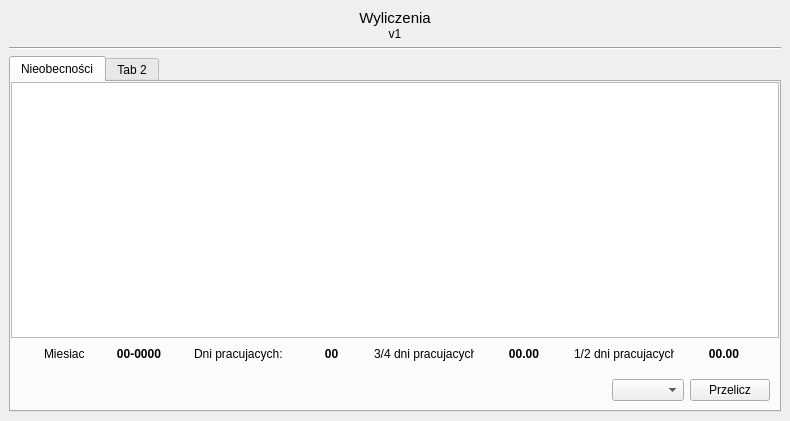
Old version of the form Forms/wyliczeniaForm.ui in the repository kolomir/place_v2.
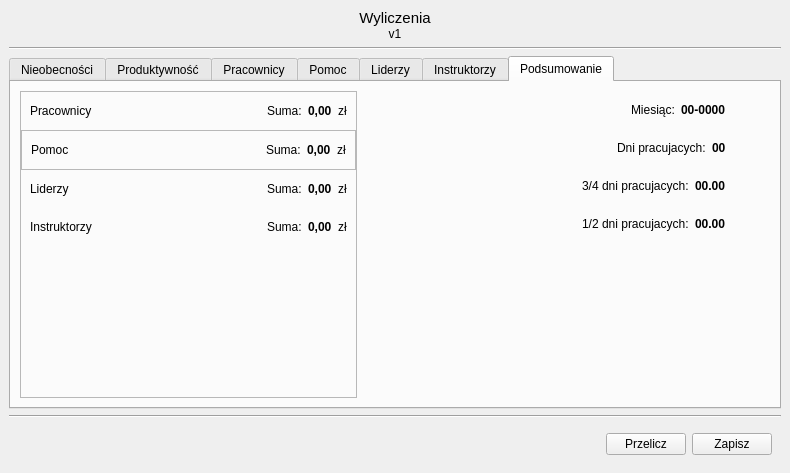
New version of the form. The open tabs and pages were chosen to show the change.

Diff of the .ui file:
```diff
--- a/Forms/wyliczeniaForm.ui
+++ b/Forms/wyliczeniaForm.ui
@@ -7,13 +7,16 @@
     <x>0</x>
     <y>0</y>
     <width>790</width>
-    <height>421</height>
+    <height>473</height>
    </rect>
   </property>
   <property name="windowTitle">
    <string>Form</string>
   </property>
-  <layout class="QGridLayout" name="gridLayout">
+  <layout class="QVBoxLayout" name="verticalLayout_6">
+   <property name="spacing">
+    <number>0</number>
+   </property>
    <property name="leftMargin">
     <number>0</number>
    </property>
@@ -26,10 +29,7 @@
    <property name="bottomMargin">
     <number>0</number>
    </property>
-   <property name="spacing">
-    <number>0</number>
-   </property>
-   <item row="0" column="0">
+   <item>
     <widget class="QWidget" name="widget" native="true">
      <layout class="QVBoxLayout" name="verticalLayout_3">
       <item>
@@ -87,6 +87,12 @@
       </item>
       <item>
        <widget class="QTabWidget" name="tabWidget">
+        <property name="font">
+         <font>
+          <weight>50</weight>
+          <bold>false</bold>
+         </font>
+        </property>
         <property name="currentIndex">
          <number>0</number>
         </property>
@@ -313,9 +319,1025 @@
         </widget>
         <widget class="QWidget" name="tab_2">
          <attribute name="title">
-          <string>Tab 2</string>
+          <string>Produktywność</string>
          </attribute>
         </widget>
+        <widget class="QWidget" name="tab_pracownicy">
+         <attribute name="title">
+          <string>Pracownicy</string>
+         </attribute>
+         <layout class="QVBoxLayout" name="verticalLayout_9">
+          <property name="spacing">
+           <number>0</number>
+          </property>
+          <property name="leftMargin">
+           <number>0</number>
+          </property>
+          <property name="topMargin">
+           <number>0</number>
+          </property>
+          <property name="rightMargin">
+           <number>0</number>
+          </property>
+          <property name="bottomMargin">
+           <number>0</number>
+          </property>
+          <item>
+           <widget class="QWidget" name="widget_8" native="true">
+            <layout class="QVBoxLayout" name="verticalLayout_8">
+             <property name="spacing">
+              <number>0</number>
+             </property>
+             <property name="leftMargin">
+              <number>0</number>
+             </property>
+             <property name="topMargin">
+              <number>0</number>
+             </property>
+             <property name="rightMargin">
+              <number>0</number>
+             </property>
+             <property name="bottomMargin">
+              <number>0</number>
+             </property>
+             <item>
+              <widget class="QTableWidget" name="tab_dane_pracownicy"/>
+             </item>
+             <item>
+              <widget class="QWidget" name="widget_10" native="true">
+               <layout class="QHBoxLayout" name="horizontalLayout_5">
+                <item>
+                 <spacer name="horizontalSpacer_4">
+                  <property name="orientation">
+                   <enum>Qt::Horizontal</enum>
+                  </property>
+                  <property name="sizeHint" stdset="0">
+                   <size>
+                    <width>665</width>
+                    <height>20</height>
+                   </size>
+                  </property>
+                 </spacer>
+                </item>
+                <item>
+                 <widget class="QLabel" name="label_3">
+                  <property name="text">
+                   <string>Suma:</string>
+                  </property>
+                 </widget>
+                </item>
+                <item>
+                 <widget class="QLabel" name="lab_sumaPracownicy">
+                  <property name="font">
+                   <font>
+                    <weight>75</weight>
+                    <bold>true</bold>
+                   </font>
+                  </property>
+                  <property name="text">
+                   <string>0,00</string>
+                  </property>
+                 </widget>
+                </item>
+                <item>
+                 <widget class="QLabel" name="label_8">
+                  <property name="text">
+                   <string>zł</string>
+                  </property>
+                 </widget>
+                </item>
+               </layout>
+              </widget>
+             </item>
+             <item>
+              <widget class="QWidget" name="widget_9" native="true">
+               <layout class="QHBoxLayout" name="horizontalLayout_4">
+                <item>
+                 <spacer name="horizontalSpacer_3">
+                  <property name="orientation">
+                   <enum>Qt::Horizontal</enum>
+                  </property>
+                  <property name="sizeHint" stdset="0">
+                   <size>
+                    <width>583</width>
+                    <height>20</height>
+                   </size>
+                  </property>
+                 </spacer>
+                </item>
+                <item>
+                 <widget class="QPushButton" name="btn_przeliczPracownicy">
+                  <property name="text">
+                   <string>Przelicz</string>
+                  </property>
+                 </widget>
+                </item>
+                <item>
+                 <widget class="QPushButton" name="btn_zapiszPracownicy">
+                  <property name="text">
+                   <string>Zapisz</string>
+                  </property>
+                 </widget>
+                </item>
+               </layout>
+              </widget>
+             </item>
+            </layout>
+           </widget>
+          </item>
+         </layout>
+        </widget>
+        <widget class="QWidget" name="tab_pomoc">
+         <attribute name="title">
+          <string>Pomoc</string>
+         </attribute>
+         <layout class="QVBoxLayout" name="verticalLayout_11">
+          <property name="spacing">
+           <number>0</number>
+          </property>
+          <property name="leftMargin">
+           <number>0</number>
+          </property>
+          <property name="topMargin">
+           <number>0</number>
+          </property>
+          <property name="rightMargin">
+           <number>0</number>
+          </property>
+          <property name="bottomMargin">
+           <number>0</number>
+          </property>
+          <item>
+           <widget class="QWidget" name="widget_11" native="true">
+            <layout class="QVBoxLayout" name="verticalLayout_10">
+             <property name="spacing">
+              <number>0</number>
+             </property>
+             <property name="leftMargin">
+              <number>0</number>
+             </property>
+             <property name="topMargin">
+              <number>0</number>
+             </property>
+             <property name="rightMargin">
+              <number>0</number>
+             </property>
+             <property name="bottomMargin">
+              <number>0</number>
+             </property>
+             <item>
+              <widget class="QTableWidget" name="tab_dane_pomoc"/>
+             </item>
+             <item>
+              <widget class="QWidget" name="widget_13" native="true">
+               <layout class="QHBoxLayout" name="horizontalLayout_7">
+                <item>
+                 <spacer name="horizontalSpacer_5">
+                  <property name="orientation">
+                   <enum>Qt::Horizontal</enum>
+                  </property>
+                  <property name="sizeHint" stdset="0">
+                   <size>
+                    <width>665</width>
+                    <height>20</height>
+                   </size>
+                  </property>
+                 </spacer>
+                </item>
+                <item>
+                 <widget class="QLabel" name="label_10">
+                  <property name="text">
+                   <string>Suma:</string>
+                  </property>
+                 </widget>
+                </item>
+                <item>
+                 <widget class="QLabel" name="lab_sumaPomoc">
+                  <property name="font">
+                   <font>
+                    <weight>75</weight>
+                    <bold>true</bold>
+                   </font>
+                  </property>
+                  <property name="text">
+                   <string>0,00</string>
+                  </property>
+                 </widget>
+                </item>
+                <item>
+                 <widget class="QLabel" name="label_12">
+                  <property name="text">
+                   <string>zł</string>
+                  </property>
+                 </widget>
+                </item>
+               </layout>
+              </widget>
+             </item>
+             <item>
+              <widget class="QWidget" name="widget_12" native="true">
+               <layout class="QHBoxLayout" name="horizontalLayout_6">
+                <item>
+                 <spacer name="horizontalSpacer_6">
+                  <property name="orientation">
+                   <enum>Qt::Horizontal</enum>
+                  </property>
+                  <property name="sizeHint" stdset="0">
+                   <size>
+                    <width>583</width>
+                    <height>20</height>
+                   </size>
+                  </property>
+                 </spacer>
+                </item>
+                <item>
+                 <widget class="QPushButton" name="btn_przeliczPomoc">
+                  <property name="text">
+                   <string>Przelicz</string>
+                  </property>
+                 </widget>
+                </item>
+                <item>
+                 <widget class="QPushButton" name="btn_zapiszPomoc">
+                  <property name="text">
+                   <string>Zapisz</string>
+                  </property>
+                 </widget>
+                </item>
+               </layout>
+              </widget>
+             </item>
+            </layout>
+           </widget>
+          </item>
+         </layout>
+        </widget>
+        <widget class="QWidget" name="tab_liderzy">
+         <attribute name="title">
+          <string>Liderzy</string>
+         </attribute>
+         <layout class="QVBoxLayout" name="verticalLayout_13">
+          <property name="spacing">
+           <number>0</number>
+          </property>
+          <property name="leftMargin">
+           <number>0</number>
+          </property>
+          <property name="topMargin">
+           <number>0</number>
+          </property>
+          <property name="rightMargin">
+           <number>0</number>
+          </property>
+          <property name="bottomMargin">
+           <number>0</number>
+          </property>
+          <item>
+           <widget class="QWidget" name="widget_14" native="true">
+            <layout class="QVBoxLayout" name="verticalLayout_12">
+             <property name="spacing">
+              <number>0</number>
+             </property>
+             <property name="leftMargin">
+              <number>0</number>
+             </property>
+             <property name="topMargin">
+              <number>0</number>
+             </property>
+             <property name="rightMargin">
+              <number>0</number>
+             </property>
+             <property name="bottomMargin">
+              <number>0</number>
+             </property>
+             <item>
+              <widget class="QTableWidget" name="tab_dane_liderzy"/>
+             </item>
+             <item>
+              <widget class="QWidget" name="widget_16" native="true">
+               <layout class="QHBoxLayout" name="horizontalLayout_8">
+                <item>
+                 <spacer name="horizontalSpacer_7">
+                  <property name="orientation">
+                   <enum>Qt::Horizontal</enum>
+                  </property>
+                  <property name="sizeHint" stdset="0">
+                   <size>
+                    <width>665</width>
+                    <height>20</height>
+                   </size>
+                  </property>
+                 </spacer>
+                </item>
+                <item>
+                 <widget class="QLabel" name="label_13">
+                  <property name="text">
+                   <string>Suma:</string>
+                  </property>
+                 </widget>
+                </item>
+                <item>
+                 <widget class="QLabel" name="lab_sumaLiderzy">
+                  <property name="font">
+                   <font>
+                    <weight>75</weight>
+                    <bold>true</bold>
+                   </font>
+                  </property>
+                  <property name="text">
+                   <string>0,00</string>
+                  </property>
+                 </widget>
+                </item>
+                <item>
+                 <widget class="QLabel" name="label_15">
+                  <property name="text">
+                   <string>zł</string>
+                  </property>
+                 </widget>
+                </item>
+               </layout>
+              </widget>
+             </item>
+             <item>
+              <widget class="QWidget" name="widget_15" native="true">
+               <layout class="QHBoxLayout" name="horizontalLayout_9">
+                <item>
+                 <spacer name="horizontalSpacer_8">
+                  <property name="orientation">
+                   <enum>Qt::Horizontal</enum>
+                  </property>
+                  <property name="sizeHint" stdset="0">
+                   <size>
+                    <width>583</width>
+                    <height>20</height>
+                   </size>
+                  </property>
+                 </spacer>
+                </item>
+                <item>
+                 <widget class="QPushButton" name="btn_przeliczLiderzy">
+                  <property name="text">
+                   <string>Przelicz</string>
+                  </property>
+                 </widget>
+                </item>
+                <item>
+                 <widget class="QPushButton" name="btn_zapiszLiderzy">
+                  <property name="text">
+                   <string>Zapisz</string>
+                  </property>
+                 </widget>
+                </item>
+               </layout>
+              </widget>
+             </item>
+            </layout>
+           </widget>
+          </item>
+         </layout>
+        </widget>
+        <widget class="QWidget" name="tab_instruktorzy">
+         <attribute name="title">
+          <string>Instruktorzy</string>
+         </attribute>
+         <layout class="QVBoxLayout" name="verticalLayout_15">
+          <property name="spacing">
+           <number>0</number>
+          </property>
+          <property name="leftMargin">
+           <number>0</number>
+          </property>
+          <property name="topMargin">
+           <number>0</number>
+          </property>
+          <property name="rightMargin">
+           <number>0</number>
+          </property>
+          <property name="bottomMargin">
+           <number>0</number>
+          </property>
+          <item>
+           <widget class="QWidget" name="widget_17" native="true">
+            <layout class="QVBoxLayout" name="verticalLayout_14">
+             <property name="spacing">
+              <number>0</number>
+             </property>
+             <property name="leftMargin">
+              <number>0</number>
+             </property>
+             <property name="topMargin">
+              <number>0</number>
+             </property>
+             <property name="rightMargin">
+              <number>0</number>
+             </property>
+             <property name="bottomMargin">
+              <number>0</number>
+             </property>
+             <item>
+              <widget class="QTableWidget" name="tab_dane_instruktorzy"/>
+             </item>
+             <item>
+              <widget class="QWidget" name="widget_19" native="true">
+               <layout class="QHBoxLayout" name="horizontalLayout_11">
+                <item>
+                 <spacer name="horizontalSpacer_9">
+                  <property name="orientation">
+                   <enum>Qt::Horizontal</enum>
+                  </property>
+                  <property name="sizeHint" stdset="0">
+                   <size>
+                    <width>665</width>
+                    <height>20</height>
+                   </size>
+                  </property>
+                 </spacer>
+                </item>
+                <item>
+                 <widget class="QLabel" name="label_16">
+                  <property name="text">
+                   <string>Suma:</string>
+                  </property>
+                 </widget>
+                </item>
+                <item>
+                 <widget class="QLabel" name="lab_sumaInstruktorzy">
+                  <property name="font">
+                   <font>
+                    <weight>75</weight>
+                    <bold>true</bold>
+                   </font>
+                  </property>
+                  <property name="text">
+                   <string>0,00</string>
+                  </property>
+                 </widget>
+                </item>
+                <item>
+                 <widget class="QLabel" name="label_18">
+                  <property name="text">
+                   <string>zł</string>
+                  </property>
+                 </widget>
+                </item>
+               </layout>
+              </widget>
+             </item>
+             <item>
+              <widget class="QWidget" name="widget_18" native="true">
+               <layout class="QHBoxLayout" name="horizontalLayout_10">
+                <item>
+                 <spacer name="horizontalSpacer_10">
+                  <property name="orientation">
+                   <enum>Qt::Horizontal</enum>
+                  </property>
+                  <property name="sizeHint" stdset="0">
+                   <size>
+                    <width>583</width>
+                    <height>20</height>
+                   </size>
+                  </property>
+                 </spacer>
+                </item>
+                <item>
+                 <widget class="QPushButton" name="btn_przeliczInstruktorzy">
+                  <property name="text">
+                   <string>Przelicz</string>
+                  </property>
+                 </widget>
+                </item>
+                <item>
+                 <widget class="QPushButton" name="btn_zapiszInstruktorzy">
+                  <property name="text">
+                   <string>Zapisz</string>
+                  </property>
+                 </widget>
+                </item>
+               </layout>
+              </widget>
+             </item>
+            </layout>
+           </widget>
+          </item>
+         </layout>
+        </widget>
+        <widget class="QWidget" name="tab_podsumowanie">
+         <attribute name="title">
+          <string>Podsumowanie</string>
+         </attribute>
+         <layout class="QVBoxLayout" name="verticalLayout_18">
+          <item>
+           <widget class="QWidget" name="widget_20" native="true">
+            <layout class="QHBoxLayout" name="horizontalLayout_20">
+             <property name="spacing">
+              <number>45</number>
+             </property>
+             <property name="leftMargin">
+              <number>0</number>
+             </property>
+             <property name="topMargin">
+              <number>0</number>
+             </property>
+             <property name="rightMargin">
+              <number>35</number>
+             </property>
+             <property name="bottomMargin">
+              <number>0</number>
+             </property>
+             <item>
+              <widget class="QFrame" name="frame">
+               <property name="frameShape">
+                <enum>QFrame::StyledPanel</enum>
+               </property>
+               <property name="frameShadow">
+                <enum>QFrame::Raised</enum>
+               </property>
+               <layout class="QVBoxLayout" name="verticalLayout_17">
+                <property name="spacing">
+                 <number>0</number>
+                </property>
+                <property name="leftMargin">
+                 <number>0</number>
+                </property>
+                <property name="topMargin">
+                 <number>0</number>
+                </property>
+                <property name="rightMargin">
+                 <number>0</number>
+                </property>
+                <property name="bottomMargin">
+                 <number>0</number>
+                </property>
+                <item>
+                 <widget class="QWidget" name="widget_21" native="true">
+                  <layout class="QHBoxLayout" name="horizontalLayout_16">
+                   <item>
+                    <widget class="QLabel" name="label_23">
+                     <property name="text">
+                      <string>Pracownicy</string>
+                     </property>
+                    </widget>
+                   </item>
+                   <item>
+                    <spacer name="horizontalSpacer_11">
+                     <property name="orientation">
+                      <enum>Qt::Horizontal</enum>
+                     </property>
+                     <property name="sizeHint" stdset="0">
+                      <size>
+                       <width>171</width>
+                       <height>20</height>
+                      </size>
+                     </property>
+                    </spacer>
+                   </item>
+                   <item>
+                    <widget class="QLabel" name="label_19">
+                     <property name="text">
+                      <string>Suma:</string>
+                     </property>
+                    </widget>
+                   </item>
+                   <item>
+                    <widget class="QLabel" name="lab_sumaPracownicy2">
+                     <property name="font">
+                      <font>
+                       <weight>75</weight>
+                       <bold>true</bold>
+                      </font>
+                     </property>
+                     <property name="text">
+                      <string>0,00</string>
+                     </property>
+                    </widget>
+                   </item>
+                   <item>
+                    <widget class="QLabel" name="label_22">
+                     <property name="text">
+                      <string>zł</string>
+                     </property>
+                    </widget>
+                   </item>
+                  </layout>
+                 </widget>
+                </item>
+                <item>
+                 <widget class="QFrame" name="frame_2">
+                  <property name="frameShape">
+                   <enum>QFrame::StyledPanel</enum>
+                  </property>
+                  <property name="frameShadow">
+                   <enum>QFrame::Raised</enum>
+                  </property>
+                  <layout class="QHBoxLayout" name="horizontalLayout_17">
+                   <item>
+                    <widget class="QLabel" name="label_21">
+                     <property name="text">
+                      <string>Pomoc</string>
+                     </property>
+                    </widget>
+                   </item>
+                   <item>
+                    <spacer name="horizontalSpacer_16">
+                     <property name="orientation">
+                      <enum>Qt::Horizontal</enum>
+                     </property>
+                     <property name="sizeHint" stdset="0">
+                      <size>
+                       <width>192</width>
+                       <height>20</height>
+                      </size>
+                     </property>
+                    </spacer>
+                   </item>
+                   <item>
+                    <widget class="QLabel" name="label_28">
+                     <property name="text">
+                      <string>Suma:</string>
+                     </property>
+                    </widget>
+                   </item>
+                   <item>
+                    <widget class="QLabel" name="lab_sumaPomoc2">
+                     <property name="font">
+                      <font>
+                       <weight>75</weight>
+                       <bold>true</bold>
+                      </font>
+                     </property>
+                     <property name="text">
+                      <string>0,00</string>
+                     </property>
+                    </widget>
+                   </item>
+                   <item>
+                    <widget class="QLabel" name="label_30">
+                     <property name="text">
+                      <string>zł</string>
+                     </property>
+                    </widget>
+                   </item>
+                  </layout>
+                 </widget>
+                </item>
+                <item>
+                 <widget class="QWidget" name="widget_22" native="true">
+                  <layout class="QHBoxLayout" name="horizontalLayout_18">
+                   <item>
+                    <widget class="QLabel" name="label_37">
+                     <property name="text">
+                      <string>Liderzy</string>
+                     </property>
+                    </widget>
+                   </item>
+                   <item>
+                    <spacer name="horizontalSpacer_18">
+                     <property name="orientation">
+                      <enum>Qt::Horizontal</enum>
+                     </property>
+                     <property name="sizeHint" stdset="0">
+                      <size>
+                       <width>191</width>
+                       <height>20</height>
+                      </size>
+                     </property>
+                    </spacer>
+                   </item>
+                   <item>
+                    <widget class="QLabel" name="label_35">
+                     <property name="text">
+                      <string>Suma:</string>
+                     </property>
+                    </widget>
+                   </item>
+                   <item>
+                    <widget class="QLabel" name="lab_sumaLiderzy2">
+                     <property name="font">
+                      <font>
+                       <weight>75</weight>
+                       <bold>true</bold>
+                      </font>
+                     </property>
+                     <property name="text">
+                      <string>0,00</string>
+                     </property>
+                    </widget>
+                   </item>
+                   <item>
+                    <widget class="QLabel" name="label_31">
+                     <property name="text">
+                      <string>zł</string>
+                     </property>
+                    </widget>
+                   </item>
+                  </layout>
+                 </widget>
+                </item>
+                <item>
+                 <widget class="QWidget" name="widget_23" native="true">
+                  <layout class="QHBoxLayout" name="horizontalLayout_19">
+                   <item>
+                    <widget class="QLabel" name="label_38">
+                     <property name="text">
+                      <string>Instruktorzy</string>
+                     </property>
+                    </widget>
+                   </item>
+                   <item>
+                    <spacer name="horizontalSpacer_17">
+                     <property name="orientation">
+                      <enum>Qt::Horizontal</enum>
+                     </property>
+                     <property name="sizeHint" stdset="0">
+                      <size>
+                       <width>166</width>
+                       <height>20</height>
+                      </size>
+                     </property>
+                    </spacer>
+                   </item>
+                   <item>
+                    <widget class="QLabel" name="label_36">
+                     <property name="text">
+                      <string>Suma:</string>
+                     </property>
+                    </widget>
+                   </item>
+                   <item>
+                    <widget class="QLabel" name="lab_sumaInstruktorzy2">
+                     <property name="font">
+                      <font>
+                       <weight>75</weight>
+                       <bold>true</bold>
+                      </font>
+                     </property>
+                     <property name="text">
+                      <string>0,00</string>
+                     </property>
+                    </widget>
+                   </item>
+                   <item>
+                    <widget class="QLabel" name="label_32">
+                     <property name="text">
+                      <string>zł</string>
+                     </property>
+                    </widget>
+                   </item>
+                  </layout>
+                 </widget>
+                </item>
+                <item>
+                 <spacer name="verticalSpacer_2">
+                  <property name="orientation">
+                   <enum>Qt::Vertical</enum>
+                  </property>
+                  <property name="sizeHint" stdset="0">
+                   <size>
+                    <width>20</width>
+                    <height>142</height>
+                   </size>
+                  </property>
+                 </spacer>
+                </item>
+               </layout>
+              </widget>
+             </item>
+             <item>
+              <widget class="QWidget" name="widget_24" native="true">
+               <layout class="QVBoxLayout" name="verticalLayout_16">
+                <property name="spacing">
+                 <number>0</number>
+                </property>
+                <property name="leftMargin">
+                 <number>0</number>
+                </property>
+                <property name="topMargin">
+                 <number>0</number>
+                </property>
+                <property name="rightMargin">
+                 <number>0</number>
+                </property>
+                <property name="bottomMargin">
+                 <number>0</number>
+                </property>
+                <item>
+                 <widget class="QWidget" name="widget_25" native="true">
+                  <layout class="QHBoxLayout" name="horizontalLayout_12">
+                   <item>
+                    <spacer name="horizontalSpacer_12">
+                     <property name="orientation">
+                      <enum>Qt::Horizontal</enum>
+                     </property>
+                     <property name="sizeHint" stdset="0">
+                      <size>
+                       <width>216</width>
+                       <height>20</height>
+                      </size>
+                     </property>
+                    </spacer>
+                   </item>
+                   <item>
+                    <widget class="QLabel" name="label_24">
+                     <property name="text">
+                      <string>Miesiąc:</string>
+                     </property>
+                    </widget>
+                   </item>
+                   <item>
+                    <widget class="QLabel" name="lab_miesiacNieobecnosci2">
+                     <property name="font">
+                      <font>
+                       <weight>75</weight>
+                       <bold>true</bold>
+                      </font>
+                     </property>
+                     <property name="text">
+                      <string>00-0000</string>
+                     </property>
+                    </widget>
+                   </item>
+                  </layout>
+                 </widget>
+                </item>
+                <item>
+                 <widget class="QWidget" name="widget_26" native="true">
+                  <layout class="QHBoxLayout" name="horizontalLayout_13">
+                   <item>
+                    <spacer name="horizontalSpacer_13">
+                     <property name="orientation">
+                      <enum>Qt::Horizontal</enum>
+                     </property>
+                     <property name="sizeHint" stdset="0">
+                      <size>
+                       <width>207</width>
+                       <height>20</height>
+                      </size>
+                     </property>
+                    </spacer>
+                   </item>
+                   <item>
+                    <widget class="QLabel" name="label_26">
+                     <property name="text">
+                      <string>Dni pracujacych:</string>
+                     </property>
+                    </widget>
+                   </item>
+                   <item>
+                    <widget class="QLabel" name="lab_pracujacychNieobecnosci2">
+                     <property name="font">
+                      <font>
+                       <weight>75</weight>
+                       <bold>true</bold>
+                      </font>
+                     </property>
+                     <property name="text">
+                      <string>00</string>
+                     </property>
+                    </widget>
+                   </item>
+                  </layout>
+                 </widget>
+                </item>
+                <item>
+                 <widget class="QWidget" name="widget_27" native="true">
+                  <layout class="QHBoxLayout" name="horizontalLayout_14">
+                   <item>
+                    <spacer name="horizontalSpacer_14">
+                     <property name="orientation">
+                      <enum>Qt::Horizontal</enum>
+                     </property>
+                     <property name="sizeHint" stdset="0">
+                      <size>
+                       <width>172</width>
+                       <height>20</height>
+                      </size>
+                     </property>
+                    </spacer>
+                   </item>
+                   <item>
+                    <widget class="QLabel" name="label_39">
+                     <property name="text">
+                      <string>3/4 dni pracujacych:</string>
+                     </property>
+                    </widget>
+                   </item>
+                   <item>
+                    <widget class="QLabel" name="lab_pracujacych075Nieobecnosci2">
+                     <property name="font">
+                      <font>
+                       <weight>75</weight>
+                       <bold>true</bold>
+                      </font>
+                     </property>
+                     <property name="text">
+                      <string>00.00</string>
+                     </property>
+                    </widget>
+                   </item>
+                  </layout>
+                 </widget>
+                </item>
+                <item>
+                 <widget class="QWidget" name="widget_28" native="true">
+                  <layout class="QHBoxLayout" name="horizontalLayout_15">
+                   <item>
+                    <spacer name="horizontalSpacer_15">
+                     <property name="orientation">
+                      <enum>Qt::Horizontal</enum>
+                     </property>
+                     <property name="sizeHint" stdset="0">
+                      <size>
+                       <width>172</width>
+                       <height>20</height>
+                      </size>
+                     </property>
+                    </spacer>
+                   </item>
+                   <item>
+                    <widget class="QLabel" name="label_41">
+                     <property name="text">
+                      <string>1/2 dni pracujacych:</string>
+                     </property>
+                    </widget>
+                   </item>
+                   <item>
+                    <widget class="QLabel" name="lab_pracujacych050Nieobecnosci2">
+                     <property name="font">
+                      <font>
+                       <weight>75</weight>
+                       <bold>true</bold>
+                      </font>
+                     </property>
+                     <property name="text">
+                      <string>00.00</string>
+                     </property>
+                    </widget>
+                   </item>
+                  </layout>
+                 </widget>
+                </item>
+                <item>
+                 <spacer name="verticalSpacer">
+                  <property name="orientation">
+                   <enum>Qt::Vertical</enum>
+                  </property>
+                  <property name="sizeHint" stdset="0">
+                   <size>
+                    <width>20</width>
+                    <height>146</height>
+                   </size>
+                  </property>
+                 </spacer>
+                </item>
+               </layout>
+              </widget>
+             </item>
+            </layout>
+           </widget>
+          </item>
+         </layout>
+        </widget>
+       </widget>
+      </item>
+      <item>
+       <widget class="Line" name="line_2">
+        <property name="orientation">
+         <enum>Qt::Horizontal</enum>
+        </property>
+       </widget>
+      </item>
+      <item>
+       <widget class="QWidget" name="widget_29" native="true">
+        <layout class="QHBoxLayout" name="horizontalLayout_21">
+         <item>
+          <spacer name="horizontalSpacer_19">
+           <property name="orientation">
+            <enum>Qt::Horizontal</enum>
+           </property>
+           <property name="sizeHint" stdset="0">
+            <size>
+             <width>589</width>
+             <height>20</height>
+            </size>
+           </property>
+          </spacer>
+         </item>
+         <item>
+          <widget class="QPushButton" name="btn_przelicz">
+           <property name="text">
+            <string>Przelicz</string>
+           </property>
+          </widget>
+         </item>
+         <item>
+          <widget class="QPushButton" name="btn_zapisz">
+           <property name="text">
+            <string>Zapisz</string>
+           </property>
+          </widget>
+         </item>
+        </layout>
        </widget>
       </item>
      </layout>
```
Left out of the diff: 83 changed lines with no effect on the pictures.
